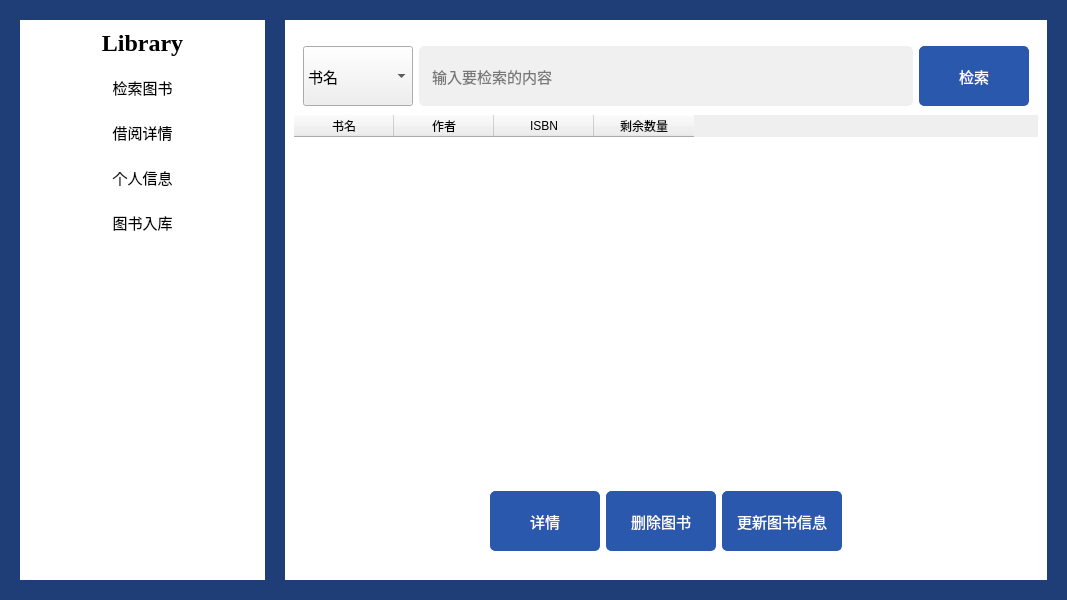
First picture: the form in resources/form/widget.ui, repository Minevitably/LibraryManagement, before the edit.
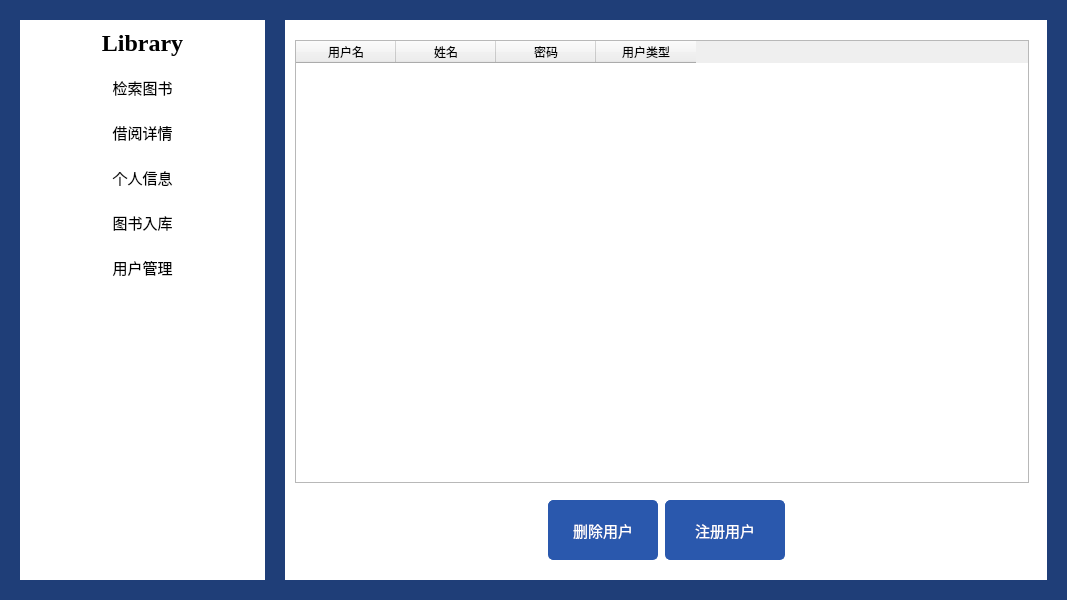
Second picture: the form after the edit.

Commit message: 用户管理视图 完成用户信息展示功能 完成用户删除功能

```diff
--- a/resources/form/widget.ui
+++ b/resources/form/widget.ui
@@ -790,6 +790,43 @@
               </property>
              </widget>
             </item>
+            <item>
+             <widget class="QPushButton" name="btnUserMgmt">
+              <property name="minimumSize">
+               <size>
+                <width>0</width>
+                <height>45</height>
+               </size>
+              </property>
+              <property name="font">
+               <font>
+                <family>Arial</family>
+                <pointsize>11</pointsize>
+               </font>
+              </property>
+              <property name="styleSheet">
+               <string notr="true">QPushButton {
+	border:0px;
+    background-color: white;
+    color: black;
+}
+
+/* 鼠标悬停时改变背景色 */
+QPushButton:hover {
+    background-color: rgb(42, 88, 173);
+	color:white;
+}
+
+/* 鼠标按下时效果（可选） */
+QPushButton:pressed {
+    background-color: rgb(20, 50, 120);  /* 更深的颜色 */
+}</string>
+              </property>
+              <property name="text">
+               <string>用户管理</string>
+              </property>
+             </widget>
+            </item>
             <item>
              <spacer name="verticalSpacer_12">
               <property name="orientation">
@@ -826,7 +863,7 @@
 }</string>
            </property>
            <property name="currentIndex">
-            <number>0</number>
+            <number>4</number>
            </property>
            <widget class="QWidget" name="pageSearch">
             <property name="styleSheet">
@@ -2110,6 +2147,143 @@
              </item>
             </layout>
            </widget>
+           <widget class="QWidget" name="pageUserMgmt">
+            <property name="styleSheet">
+             <string notr="true">#pageUserMgmt {
+	background-color: rgb(255, 255, 255);
+}</string>
+            </property>
+            <widget class="QTableWidget" name="tableWidgetUserMgmt">
+             <property name="geometry">
+              <rect>
+               <x>10</x>
+               <y>20</y>
+               <width>734</width>
+               <height>443</height>
+              </rect>
+             </property>
+             <property name="styleSheet">
+              <string notr="true">#tableWidgetBor {
+	border: 0px;
+}</string>
+             </property>
+             <property name="gridStyle">
+              <enum>Qt::NoPen</enum>
+             </property>
+             <column>
+              <property name="text">
+               <string>用户名</string>
+              </property>
+             </column>
+             <column>
+              <property name="text">
+               <string>姓名</string>
+              </property>
+             </column>
+             <column>
+              <property name="text">
+               <string>密码</string>
+              </property>
+             </column>
+             <column>
+              <property name="text">
+               <string>用户类型</string>
+              </property>
+             </column>
+            </widget>
+            <widget class="QPushButton" name="btnDeleteUser">
+             <property name="geometry">
+              <rect>
+               <x>263</x>
+               <y>480</y>
+               <width>110</width>
+               <height>60</height>
+              </rect>
+             </property>
+             <property name="minimumSize">
+              <size>
+               <width>110</width>
+               <height>60</height>
+              </size>
+             </property>
+             <property name="font">
+              <font>
+               <family>Arial</family>
+               <pointsize>11</pointsize>
+              </font>
+             </property>
+             <property name="styleSheet">
+              <string notr="true">QPushButton {
+    border: 1px solid rgb(42, 88, 173);
+    border-radius: 5px;
+    background-color: rgb(42, 88, 173);
+    color: white;
+    padding: 5px;  /* 可选：内边距 */
+}
+
+/* 鼠标悬停时改变背景色和边框 */
+QPushButton:hover {
+    background-color: rgb(30, 70, 150);  /* 更深的蓝色 */
+    border: 1px solid rgb(30, 70, 150);
+}
+
+/* 鼠标按下时效果（可选） */
+QPushButton:pressed {
+    background-color: rgb(20, 50, 120);  /* 更深的颜色 */
+    border: 1px solid rgb(20, 50, 120);
+}</string>
+             </property>
+             <property name="text">
+              <string>删除用户</string>
+             </property>
+            </widget>
+            <widget class="QPushButton" name="btnAddUser">
+             <property name="geometry">
+              <rect>
+               <x>380</x>
+               <y>480</y>
+               <width>120</width>
+               <height>60</height>
+              </rect>
+             </property>
+             <property name="minimumSize">
+              <size>
+               <width>120</width>
+               <height>60</height>
+              </size>
+             </property>
+             <property name="font">
+              <font>
+               <family>Arial</family>
+               <pointsize>11</pointsize>
+              </font>
+             </property>
+             <property name="styleSheet">
+              <string notr="true">QPushButton {
+    border: 1px solid rgb(42, 88, 173);
+    border-radius: 5px;
+    background-color: rgb(42, 88, 173);
+    color: white;
+    padding: 5px;  /* 可选：内边距 */
+}
+
+/* 鼠标悬停时改变背景色和边框 */
+QPushButton:hover {
+    background-color: rgb(30, 70, 150);  /* 更深的蓝色 */
+    border: 1px solid rgb(30, 70, 150);
+}
+
+/* 鼠标按下时效果（可选） */
+QPushButton:pressed {
+    background-color: rgb(20, 50, 120);  /* 更深的颜色 */
+    border: 1px solid rgb(20, 50, 120);
+}</string>
+             </property>
+             <property name="text">
+              <string>注册用户</string>
+             </property>
+            </widget>
+           </widget>
           </widget>
          </item>
         </layout>
```
The commit also changes 3 other files.
